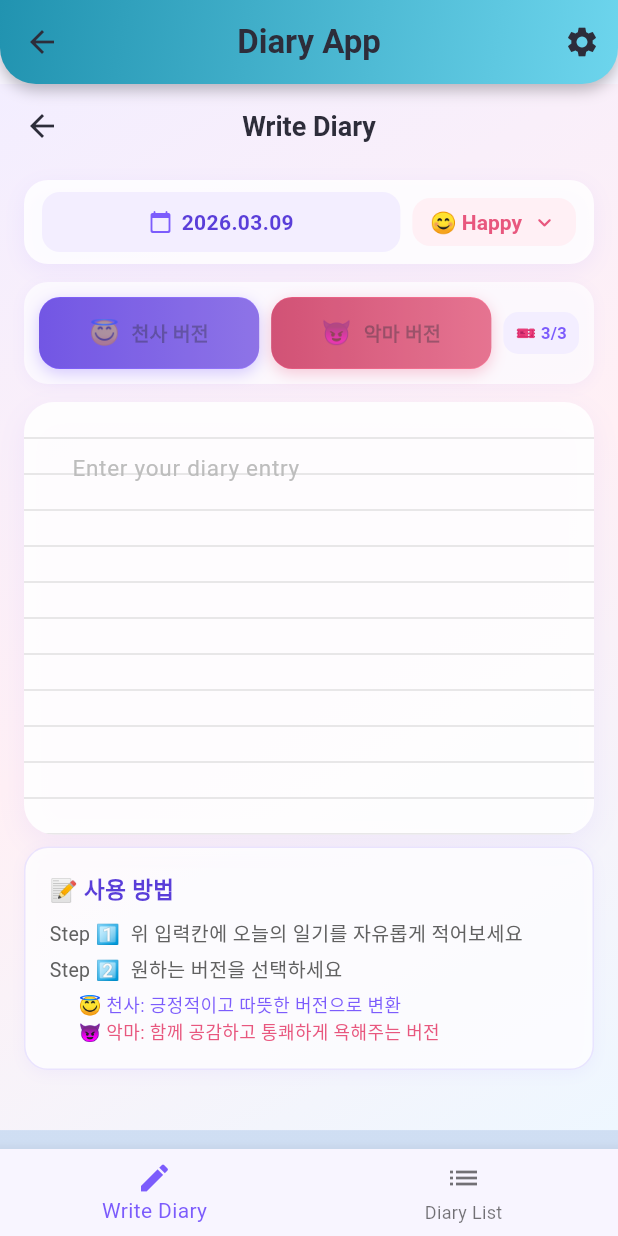
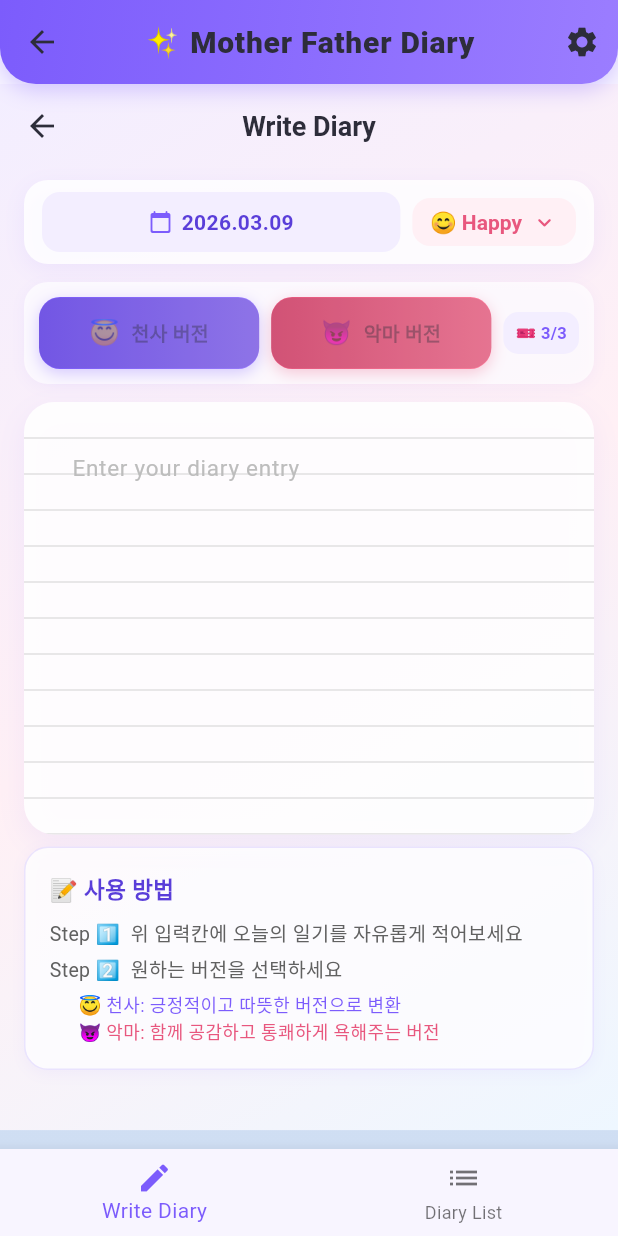
Before and after one commit to gogoonbuntu/mother-father-diary, a Flutter app: the MainScreen screen opened directly, on a phone screen of 412 x 824 dp. Run offline on Flutter 3.47's test engine with Material 3 defaults, Android fonts, the phone set to English and light mode, and no system bars; our stand-ins replace confetti, connectivity_plus, firebase_auth, firebase_core, firebase_database, google_fonts and 4 more; missing offline and left inert: clarity_flutter, encrypt; accounts and stored records are empty; network calls fail.

Commit message:
design: 메인 AppBar 타이틀 테마 통일
- 기존 teal 그라데이션 → 보라 그라데이션 (#7C5CFC → #9B7DFF)
- 타이틀: 'Diary App' → '✨ Mother Father Diary'
- 그림자 색상 보라톤으로 통일

```diff
--- a/lib/main.dart
+++ b/lib/main.dart
@@ -257,21 +257,21 @@ class _MainScreenState extends State<MainScreen> {
       appBar: PreferredSize(
         preferredSize: const Size.fromHeight(56),
         child: Container(
-          decoration: const BoxDecoration(
-            gradient: LinearGradient(
-              colors: [Color(0xFF2193b0), Color(0xFF6dd5ed)],
+          decoration: BoxDecoration(
+            gradient: const LinearGradient(
+              colors: [Color(0xFF7C5CFC), Color(0xFF9B7DFF)],
               begin: Alignment.topLeft,
               end: Alignment.bottomRight,
             ),
-            borderRadius: BorderRadius.vertical(bottom: Radius.circular(24)),
-            boxShadow: [BoxShadow(color: Colors.black26, blurRadius: 8, offset: Offset(0, 4))],
+            borderRadius: const BorderRadius.vertical(bottom: Radius.circular(24)),
+            boxShadow: [BoxShadow(color: const Color(0xFF7C5CFC).withValues(alpha: 0.3), blurRadius: 12, offset: const Offset(0, 4))],
           ),
           child: AppBar(
             backgroundColor: Colors.transparent,
             elevation: 0,
             title: const Text(
-              'Diary App',
-              style: TextStyle(fontWeight: FontWeight.bold, fontSize: 22),
+              '✨ Mother Father Diary',
+              style: TextStyle(fontWeight: FontWeight.w800, fontSize: 20, letterSpacing: 0.5),
             ),
             centerTitle: true,
             actions: [
```
